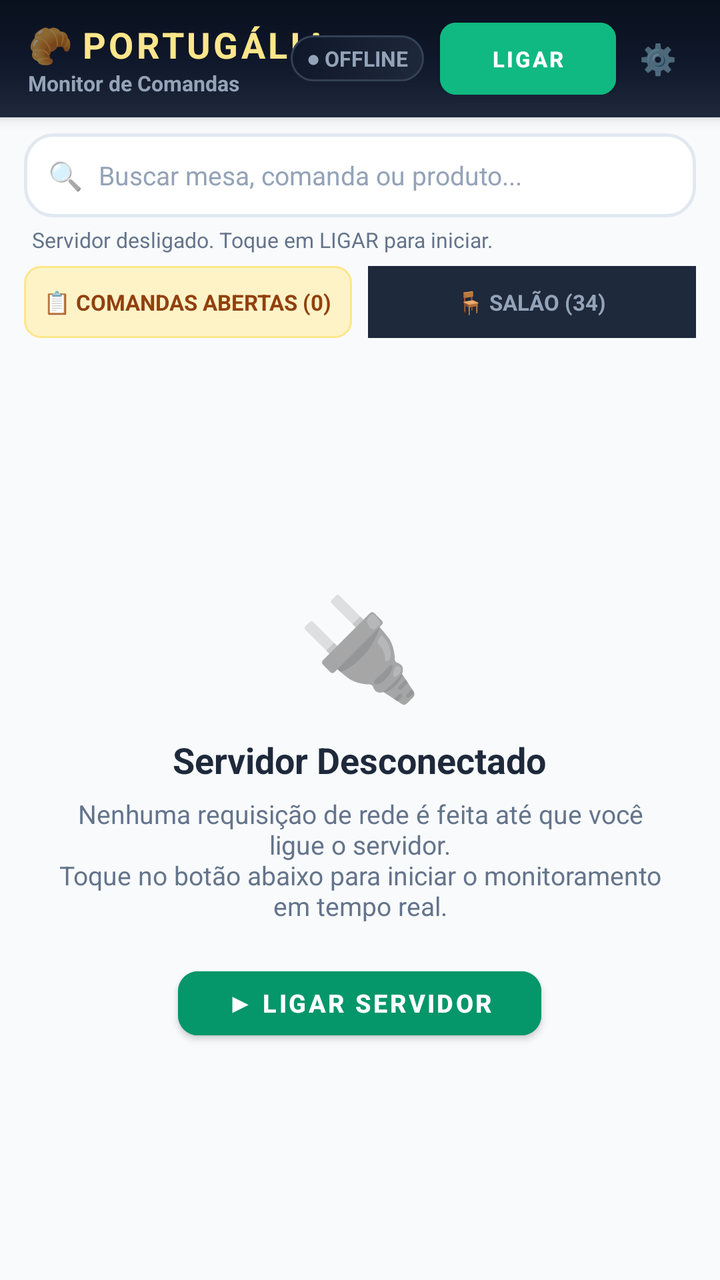
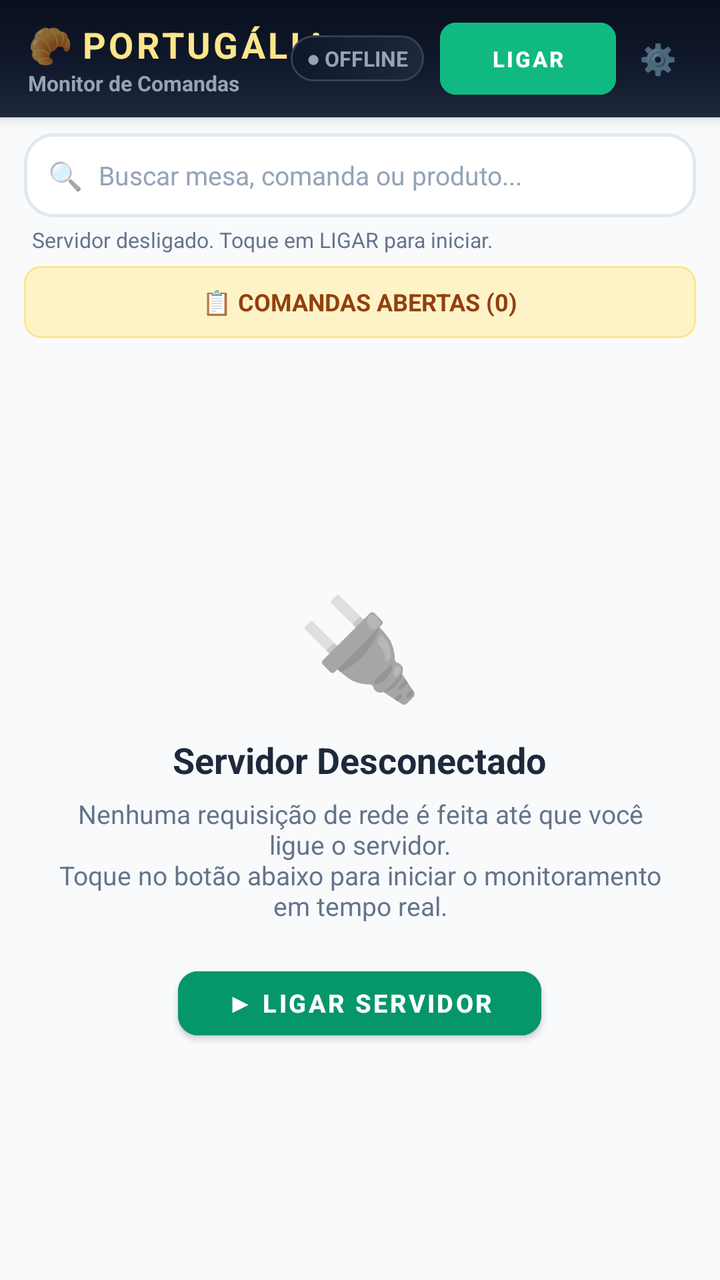

Two renders of the same Android screen: before a commit and after it. Below are the layout's source before the change and the commit's diff.
<!-- AndroidManifest.xml: application theme Theme.AppMesas -->
<!-- res/layout/activity_main.xml -->
<?xml version="1.0" encoding="utf-8"?>
<LinearLayout xmlns:android="http://schemas.android.com/apk/res/android"
    xmlns:app="http://schemas.android.com/apk/res-auto"
    android:id="@+id/rootLayoutMain"
    android:layout_width="match_parent"
    android:layout_height="match_parent"
    android:orientation="vertical"
    android:background="#F8FAFC"
    android:fitsSystemWindows="true">

    
    <LinearLayout
        android:layout_width="match_parent"
        android:layout_height="wrap_content"
        android:orientation="vertical"
        android:background="@drawable/bg_header_luxury"
        android:paddingStart="14dp"
        android:paddingEnd="14dp"
        android:paddingTop="10dp"
        android:paddingBottom="10dp"
        android:elevation="4dp">

        <RelativeLayout
            android:layout_width="match_parent"
            android:layout_height="wrap_content">

            
            <LinearLayout
                android:layout_width="wrap_content"
                android:layout_height="wrap_content"
                android:layout_alignParentStart="true"
                android:layout_centerVertical="true"
                android:orientation="vertical">

                <LinearLayout
                    android:layout_width="wrap_content"
                    android:layout_height="wrap_content"
                    android:orientation="horizontal"
                    android:gravity="center_vertical">

                    <TextView
                        android:layout_width="wrap_content"
                        android:layout_height="wrap_content"
                        android:text="🥐 "
                        android:textSize="18sp" />

                    <TextView
                        android:layout_width="wrap_content"
                        android:layout_height="wrap_content"
                        android:text="PORTUGÁLIA"
                        android:textColor="#FDE68A"
                        android:textSize="18sp"
                        android:textStyle="bold"
                        android:letterSpacing="0.08" />
                </LinearLayout>

                <TextView
                    android:id="@+id/tvNomeUsuarioLogado"
                    android:layout_width="wrap_content"
                    android:layout_height="wrap_content"
                    android:text="Monitor de Comandas"
                    android:textColor="#94A3B8"
                    android:textSize="10.5sp"
                    android:textStyle="bold"
                    android:clickable="true"
                    android:focusable="true" />
            </LinearLayout>

            
            <LinearLayout
                android:layout_width="wrap_content"
                android:layout_height="wrap_content"
                android:layout_alignParentEnd="true"
                android:layout_centerVertical="true"
                android:orientation="horizontal"
                android:gravity="center_vertical">

                
                <TextView
                    android:id="@+id/tvStatusServidorPill"
                    android:layout_width="wrap_content"
                    android:layout_height="wrap_content"
                    android:background="@drawable/bg_dashboard_card_slate"
                    android:paddingStart="8dp"
                    android:paddingEnd="8dp"
                    android:paddingTop="4dp"
                    android:paddingBottom="4dp"
                    android:text="● OFFLINE"
                    android:textColor="#94A3B8"
                    android:textSize="10.5sp"
                    android:textStyle="bold" />

                
                <com.google.android.material.button.MaterialButton
                    android:id="@+id/btnLigarServidor"
                    android:layout_width="wrap_content"
                    android:layout_height="36dp"
                    android:layout_marginStart="8dp"
                    android:text="LIGAR"
                    android:textSize="11sp"
                    android:textStyle="bold"
                    app:cornerRadius="8dp"
                    android:backgroundTint="#10B981"
                    android:textColor="#FFFFFF"
                    android:insetTop="0dp"
                    android:insetBottom="0dp"
                    android:paddingStart="12dp"
                    android:paddingEnd="12dp" />

                
                <TextView
                    android:id="@+id/btnConfigIpPorta"
                    android:layout_width="34dp"
                    android:layout_height="34dp"
                    android:layout_marginStart="4dp"
                    android:gravity="center"
                    android:text="⚙️"
                    android:textSize="15sp"
                    android:clickable="true"
                    android:focusable="true" />
            </LinearLayout>
        </RelativeLayout>
    </LinearLayout>

    
    <LinearLayout
        android:layout_width="match_parent"
        android:layout_height="wrap_content"
        android:orientation="vertical"
        android:paddingStart="12dp"
        android:paddingEnd="12dp"
        android:paddingTop="8dp"
        android:paddingBottom="4dp">

        <LinearLayout
            android:id="@+id/layoutSearchContainer"
            android:layout_width="match_parent"
            android:layout_height="42dp"
            android:background="@drawable/bg_search_bar"
            android:orientation="horizontal"
            android:gravity="center_vertical"
            android:paddingStart="12dp"
            android:paddingEnd="12dp">

            <TextView
                android:layout_width="wrap_content"
                android:layout_height="wrap_content"
                android:text="🔍"
                android:textSize="14sp"
                android:layout_marginEnd="8dp" />

            <EditText
                android:id="@+id/etBuscarMesa"
                android:layout_width="0dp"
                android:layout_height="match_parent"
                android:layout_weight="1"
                android:background="@null"
                android:hint="Buscar mesa, comanda ou produto..."
                android:textColor="#0F172A"
                android:textColorHint="#94A3B8"
                android:textSize="13sp"
                android:inputType="text"
                android:maxLines="1" />

            <TextView
                android:id="@+id/btnClearSearch"
                android:layout_width="28dp"
                android:layout_height="28dp"
                android:gravity="center"
                android:text="✕"
                android:textColor="#94A3B8"
                android:textSize="13sp"
                android:visibility="gone" />
        </LinearLayout>

        
        <TextView
            android:id="@+id/tvUltimaSincronizacao"
            android:layout_width="match_parent"
            android:layout_height="wrap_content"
            android:layout_marginTop="4dp"
            android:layout_marginStart="4dp"
            android:text="Servidor desligado. Toque em LIGAR para iniciar."
            android:textColor="#64748B"
            android:textSize="10.5sp"
            android:maxLines="1"
            android:ellipsize="end" />
    </LinearLayout>

    
    <LinearLayout
        android:layout_width="match_parent"
        android:layout_height="36dp"
        android:orientation="horizontal"
        android:paddingStart="12dp"
        android:paddingEnd="12dp"
        android:layout_marginTop="2dp"
        android:layout_marginBottom="4dp">

        
        <LinearLayout
            android:id="@+id/tabMonitor"
            android:layout_width="0dp"
            android:layout_height="match_parent"
            android:layout_weight="1"
            android:orientation="horizontal"
            android:gravity="center"
            android:background="@drawable/bg_pill_comanda"
            android:clickable="true"
            android:focusable="true"
            android:layout_marginEnd="4dp">

            <TextView
                android:id="@+id/tvTabMonitorTitulo"
                android:layout_width="wrap_content"
                android:layout_height="wrap_content"
                android:text="📋 COMANDAS ABERTAS (0)"
                android:textColor="#92400E"
                android:textSize="11sp"
                android:textStyle="bold" />
        </LinearLayout>

        
        <LinearLayout
            android:id="@+id/tabMesas"
            android:layout_width="0dp"
            android:layout_height="match_parent"
            android:layout_weight="1"
            android:orientation="horizontal"
            android:gravity="center"
            android:background="#1E293B"
            android:clickable="true"
            android:focusable="true"
            android:layout_marginStart="4dp">

            <TextView
                android:id="@+id/tvTabMesasTitulo"
                android:layout_width="wrap_content"
                android:layout_height="wrap_content"
                android:text="🪑 SALÃO (34)"
                android:textColor="#94A3B8"
                android:textSize="11sp"
                android:textStyle="bold" />
        </LinearLayout>
    </LinearLayout>

    
    <FrameLayout
        android:layout_width="match_parent"
        android:layout_height="0dp"
        android:layout_weight="1">

        
        <LinearLayout
            android:id="@+id/layoutEmptyServidor"
            android:layout_width="match_parent"
            android:layout_height="match_parent"
            android:orientation="vertical"
            android:gravity="center"
            android:padding="28dp"
            android:visibility="visible">

            <TextView
                android:id="@+id/tvEmptyServidorIcone"
                android:layout_width="wrap_content"
                android:layout_height="wrap_content"
                android:text="🔌"
                android:textSize="50sp" />

            <TextView
                android:id="@+id/tvEmptyServidorTitulo"
                android:layout_width="wrap_content"
                android:layout_height="wrap_content"
                android:layout_marginTop="12dp"
                android:text="Servidor Desconectado"
                android:textColor="#1E293B"
                android:textSize="18sp"
                android:textStyle="bold" />

            <TextView
                android:id="@+id/tvEmptyServidorDesc"
                android:layout_width="wrap_content"
                android:layout_height="wrap_content"
                android:layout_marginTop="6dp"
                android:gravity="center"
                android:text="Nenhuma requisição de rede é feita até que você ligue o servidor.\nToque no botão abaixo para iniciar o monitoramento em tempo real."
                android:textColor="#64748B"
                android:textSize="13sp" />

            <com.google.android.material.button.MaterialButton
                android:id="@+id/btnEmptyLigarServidor"
                android:layout_width="wrap_content"
                android:layout_height="44dp"
                android:layout_marginTop="18dp"
                android:text="▶ LIGAR SERVIDOR"
                android:textSize="12.5sp"
                android:textStyle="bold"
                app:cornerRadius="10dp"
                android:backgroundTint="#059669"
                android:textColor="#FFFFFF"
                android:paddingStart="24dp"
                android:paddingEnd="24dp" />
        </LinearLayout>

        
        <LinearLayout
            android:id="@+id/layoutConnectingServidor"
            android:layout_width="match_parent"
            android:layout_height="match_parent"
            android:orientation="vertical"
            android:gravity="center"
            android:padding="24dp"
            android:visibility="gone">

            <ProgressBar
                android:layout_width="44dp"
                android:layout_height="44dp"
                android:indeterminateTint="#0284C7" />

            <TextView
                android:layout_width="wrap_content"
                android:layout_height="wrap_content"
                android:layout_marginTop="12dp"
                android:text="Descobrindo Comandas Abertas..."
                android:textColor="#0F172A"
                android:textSize="15sp"
                android:textStyle="bold" />

            <TextView
                android:layout_width="wrap_content"
                android:layout_height="wrap_content"
                android:layout_marginTop="4dp"
                android:text="Consultando DataSnap Padaria..."
                android:textColor="#64748B"
                android:textSize="12sp" />
        </LinearLayout>

        
        <androidx.recyclerview.widget.RecyclerView
            android:id="@+id/rvComandasMonitoradas"
            android:layout_width="match_parent"
            android:layout_height="match_parent"
            android:paddingStart="6dp"
            android:paddingEnd="6dp"
            android:paddingTop="2dp"
            android:paddingBottom="14dp"
            android:clipToPadding="false"
            android:visibility="gone" />

        
        <androidx.recyclerview.widget.RecyclerView
            android:id="@+id/rvMesas"
            android:layout_width="match_parent"
            android:layout_height="match_parent"
            android:paddingStart="6dp"
            android:paddingEnd="6dp"
            android:paddingTop="2dp"
            android:paddingBottom="14dp"
            android:clipToPadding="false"
            android:visibility="gone" />

        
        <androidx.recyclerview.widget.RecyclerView
            android:id="@+id/rvFilaPedidos"
            android:layout_width="match_parent"
            android:layout_height="match_parent"
            android:paddingStart="6dp"
            android:paddingEnd="6dp"
            android:paddingTop="2dp"
            android:paddingBottom="14dp"
            android:clipToPadding="false"
            android:visibility="gone" />
    </FrameLayout>

    
    <LinearLayout
        android:id="@+id/layoutElementosLegadosCompatibilidade"
        android:layout_width="0dp"
        android:layout_height="0dp"
        android:visibility="gone">

        <com.google.android.material.card.MaterialCardView
            android:id="@+id/cardControleServidor"
            android:layout_width="0dp"
            android:layout_height="0dp" />

        <TextView android:id="@+id/tvResumoAbertas" android:layout_width="0dp" android:layout_height="0dp" />
        <TextView android:id="@+id/tvResumoFechadas" android:layout_width="0dp" android:layout_height="0dp" />
        <TextView android:id="@+id/tvResumoAlertas15m" android:layout_width="0dp" android:layout_height="0dp" />
        <TextView android:id="@+id/tvServerStatusTag" android:layout_width="0dp" android:layout_height="0dp" />
        <LinearLayout android:id="@+id/btnConfigServidor" android:layout_width="0dp" android:layout_height="0dp" />
        <LinearLayout android:id="@+id/btnAdicionarMesaServidor" android:layout_width="0dp" android:layout_height="0dp" />
        <LinearLayout android:id="@+id/btnAddMinhaComandaRapida" android:layout_width="0dp" android:layout_height="0dp" />
        <LinearLayout android:id="@+id/layoutChipsMinhasComandas" android:layout_width="0dp" android:layout_height="0dp" />
        <TextView android:id="@+id/btnFiltroTodas" android:layout_width="0dp" android:layout_height="0dp" />
        <TextView android:id="@+id/btnFiltroMinhas" android:layout_width="0dp" android:layout_height="0dp" />
        <TextView android:id="@+id/btnFiltroAbertas" android:layout_width="0dp" android:layout_height="0dp" />
        <TextView android:id="@+id/btnFiltroLivres" android:layout_width="0dp" android:layout_height="0dp" />
        <LinearLayout android:id="@+id/btnAvisosRecentes" android:layout_width="0dp" android:layout_height="0dp" />
        <TextView android:id="@+id/tvBadgeAvisos" android:layout_width="0dp" android:layout_height="0dp" />
        <LinearLayout android:id="@+id/layoutFiltrosMesas" android:layout_width="0dp" android:layout_height="0dp" />
        <LinearLayout android:id="@+id/layoutHeaderFila" android:layout_width="0dp" android:layout_height="0dp" />
        <TextView android:id="@+id/btnLimparEntreguesFila" android:layout_width="0dp" android:layout_height="0dp" />
        <TextView android:id="@+id/btnFilaFiltroTodas" android:layout_width="0dp" android:layout_height="0dp" />
        <TextView android:id="@+id/btnFilaFiltroBebidas" android:layout_width="0dp" android:layout_height="0dp" />
        <TextView android:id="@+id/btnFilaFiltroComidas" android:layout_width="0dp" android:layout_height="0dp" />
        <LinearLayout android:id="@+id/tabFilaPedidos" android:layout_width="0dp" android:layout_height="0dp" />
        <TextView android:id="@+id/tvTabFilaTitulo" android:layout_width="0dp" android:layout_height="0dp" />
    </LinearLayout>

</LinearLayout>
<!-- resources referenced by this layout -->
<resources>
  <!-- drawable bg_dashboard_card_slate (drawable) -->
  <?xml version="1.0" encoding="utf-8"?>
  <shape xmlns:android="http://schemas.android.com/apk/res/android"
      android:shape="rectangle">
      <gradient
          android:startColor="#1E293B"
          android:endColor="#0F172A"
          android:angle="135" />
      <stroke
          android:width="1dp"
          android:color="#334155" />
      <corners android:radius="14dp" />
  </shape>
  <!-- drawable bg_header_luxury (drawable) -->
  <?xml version="1.0" encoding="utf-8"?>
  <shape xmlns:android="http://schemas.android.com/apk/res/android"
      android:shape="rectangle">
      <gradient
          android:startColor="#09101D"
          android:centerColor="#0F172A"
          android:endColor="#1E293B"
          android:angle="270" />
  </shape>
  <!-- drawable bg_pill_comanda (drawable) -->
  <?xml version="1.0" encoding="utf-8"?>
  <shape xmlns:android="http://schemas.android.com/apk/res/android"
      android:shape="rectangle">
      <solid android:color="#FEF3C7" />
      <stroke android:width="1dp" android:color="#FDE68A" />
      <corners android:radius="8dp" />
      <padding android:left="8dp" android:right="8dp" android:top="3dp" android:bottom="3dp" />
  </shape>
  <!-- drawable bg_search_bar (drawable) -->
  <?xml version="1.0" encoding="utf-8"?>
  <shape xmlns:android="http://schemas.android.com/apk/res/android"
      android:shape="rectangle">
      <solid android:color="#FFFFFF" />
      <stroke
          android:width="1.5dp"
          android:color="#E2E8F0" />
      <corners android:radius="14dp" />
  </shape>
  <style name="Theme.AppMesas" parent="Theme.MaterialComponents.Light.NoActionBar">
          <item name="colorPrimary">@color/purple_500</item>
          <item name="colorPrimaryVariant">@color/purple_700</item>
          <item name="colorOnPrimary">@color/white</item>
          <item name="colorSecondary">@color/teal_700</item>
          <item name="colorSecondaryVariant">@color/teal_700</item>
          <item name="colorOnSecondary">@color/white</item>
          <item name="android:statusBarColor">@color/bg_header</item>
          <item name="android:navigationBarColor">@color/bg_dark</item>
          <item name="android:windowLightStatusBar">false</item>
          <item name="android:windowBackground">@color/bg_dark</item>
          <item name="android:textSize">15sp</item>
      </style>
  <color name="purple_500">#0F172A</color>
  <color name="purple_700">#09101D</color>
  <color name="white">#FFFFFF</color>
  <color name="teal_700">#0D9488</color>
  <color name="bg_header">#0F172A</color>
  <color name="bg_dark">#F1F5F9</color>
</resources>

<!-- the commit's change to res/layout/activity_main.xml (unified diff, before → after) -->
@@ -189,59 +189,40 @@
 
     
     <LinearLayout
+        android:id="@+id/tabMonitor"
         android:layout_width="match_parent"
         android:layout_height="36dp"
         android:orientation="horizontal"
+        android:gravity="center"
+        android:background="@drawable/bg_pill_comanda"
         android:paddingStart="12dp"
         android:paddingEnd="12dp"
+        android:layout_marginStart="12dp"
+        android:layout_marginEnd="12dp"
         android:layout_marginTop="2dp"
         android:layout_marginBottom="4dp">
 
-        
-        <LinearLayout
-            android:id="@+id/tabMonitor"
+        <TextView
+            android:id="@+id/tvTabMonitorTitulo"
+            android:layout_width="wrap_content"
+            android:layout_height="wrap_content"
+            android:text="📋 COMANDAS ABERTAS (0)"
+            android:textColor="#92400E"
+            android:textSize="12sp"
+            android:textStyle="bold" />
+    </LinearLayout>
+
+    
+    <LinearLayout
+        android:id="@+id/tabMesas"
+        android:layout_width="0dp"
+        android:layout_height="0dp"
+        android:visibility="gone">
+        <TextView
+            android:id="@+id/tvTabMesasTitulo"
             android:layout_width="0dp"
-            android:layout_height="match_parent"
-            android:layout_weight="1"
-            android:orientation="horizontal"
-            android:gravity="center"
-            android:background="@drawable/bg_pill_comanda"
-            android:clickable="true"
-            android:focusable="true"
-            android:layout_marginEnd="4dp">
-
-            <TextView
-                android:id="@+id/tvTabMonitorTitulo"
-                android:layout_width="wrap_content"
-                android:layout_height="wrap_content"
-                android:text="📋 COMANDAS ABERTAS (0)"
-                android:textColor="#92400E"
-                android:textSize="11sp"
-                android:textStyle="bold" />
-        </LinearLayout>
-
-        
-        <LinearLayout
-            android:id="@+id/tabMesas"
-            android:layout_width="0dp"
-            android:layout_height="match_parent"
-            android:layout_weight="1"
-            android:orientation="horizontal"
-            android:gravity="center"
-            android:background="#1E293B"
-            android:clickable="true"
-            android:focusable="true"
-            android:layout_marginStart="4dp">
-
-            <TextView
-                android:id="@+id/tvTabMesasTitulo"
-                android:layout_width="wrap_content"
-                android:layout_height="wrap_content"
-                android:text="🪑 SALÃO (34)"
-                android:textColor="#94A3B8"
-                android:textSize="11sp"
-                android:textStyle="bold" />
-        </LinearLayout>
+            android:layout_height="0dp"
+            android:visibility="gone" />
     </LinearLayout>
 
     
